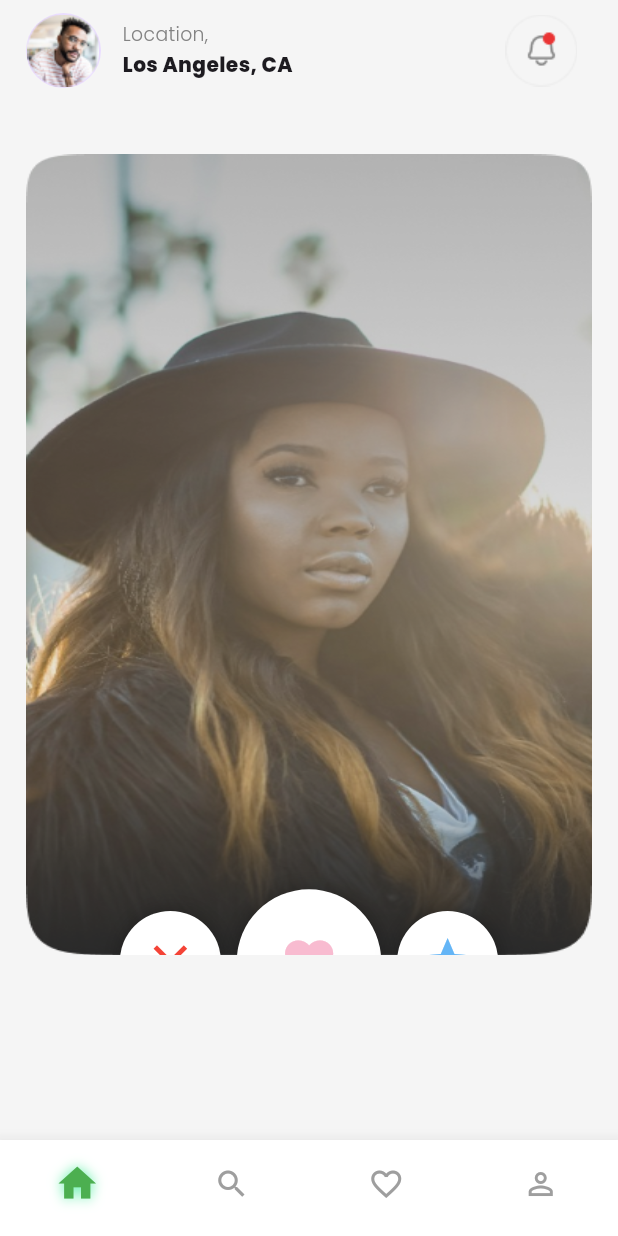
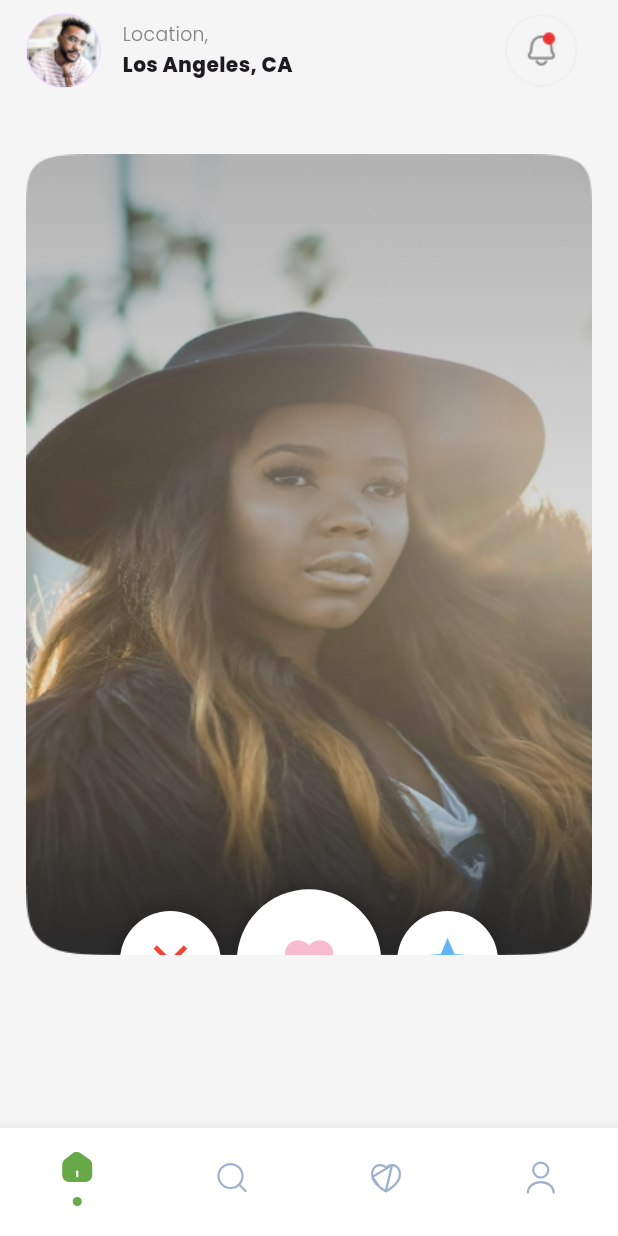
Before and after one commit to obasanmichael/Vesti_project, a Flutter app: the MyBottomNavigationBar screen opened by its route, on a phone screen of 412 x 824 dp. Run offline on Flutter 3.47's test engine with Material 3 defaults, Android fonts, the phone set to English and light mode, and no system bars; our stand-ins replace flutter_screenutil, flutter_svg, go_router, google_fonts, smooth_page_indicator.

Commit message:
working on the ui

```diff
--- a/lib/screens/auth/auth.dart
+++ b/lib/screens/auth/auth.dart
@@ -14,6 +14,7 @@ class AuthScreen extends StatefulWidget {
 class _AuthScreenState extends State<AuthScreen> {
   Widget addHeight(double height) => SizedBox(height: height.h);
   Widget addWidth(double width) => SizedBox(width: width.h);
+  final String assetName = 'assets/svg/google.svg';
   var _isLogin = true;
   bool? isChecked = false;
 
@@ -156,7 +157,8 @@ class _AuthScreenState extends State<AuthScreen> {
                       ],
                     ),
                     addHeight(30),
-                    MyOutlinedButton(label: 'Continue with Google'),
+                    MyOutlinedButton(
+                        image: assetName, label: 'Continue with Google'),
                     addHeight(16),
                     Row(
                       mainAxisAlignment: MainAxisAlignment.center,
--- a/lib/widgets/bottom_navigation_bar.dart
+++ b/lib/widgets/bottom_navigation_bar.dart
@@ -1,4 +1,5 @@
 import 'package:flutter/material.dart';
+import 'package:flutter_svg/svg.dart';
 import 'package:meet_by_vesti/screens/favorites_screen.dart';
 import 'package:meet_by_vesti/screens/home/home_screen.dart';
 import 'package:meet_by_vesti/screens/profile/profile_screen.dart';
@@ -38,21 +39,33 @@ class _MyBottomNavigationBarState extends State<MyBottomNavigationBar> {
         ],
       ),
       bottomNavigationBar: BottomNavigationBar(
-        items: const <BottomNavigationBarItem>[
+        items: <BottomNavigationBarItem>[
           BottomNavigationBarItem(
-            icon: Icon(Icons.home),
+            icon: SvgPicture.asset(
+              _selectedIndex == 0
+                  ? 'assets/svg/home_filled.svg'
+                  : 'assets/svg/home-2.svg',
+            ),
             label: '',
           ),
           BottomNavigationBarItem(
-            icon: Icon(Icons.search),
+            icon: SvgPicture.asset(
+              'assets/svg/search.svg',
+            ),
             label: '',
           ),
           BottomNavigationBarItem(
-            icon: Icon(Icons.favorite_outline),
+            icon: SvgPicture.asset(
+              'assets/svg/heart.svg',
+            ),
             label: '',
           ),
           BottomNavigationBarItem(
-            icon: Icon(Icons.person_outline),
+            icon: SvgPicture.asset(
+              _selectedIndex == 3
+                  ? 'assets/svg/user_filled.svg'
+                  : 'assets/svg/user.svg',
+            ),
             label: '',
           ),
         ],
```
Also changed, not shown: pubspec.yaml (+33 -26 lines), assets/images/Up.png (added), assets/images/location_img.png (added), assets/svg/Notification.svg (added), assets/svg/back_arrow.svg (added), assets/svg/check_mark.svg (added), assets/svg/google.svg (added), assets/svg/heart.svg, assets/svg/home_filled.svg (added), assets/svg/user_filled.svg (added), pubspec.lock.
